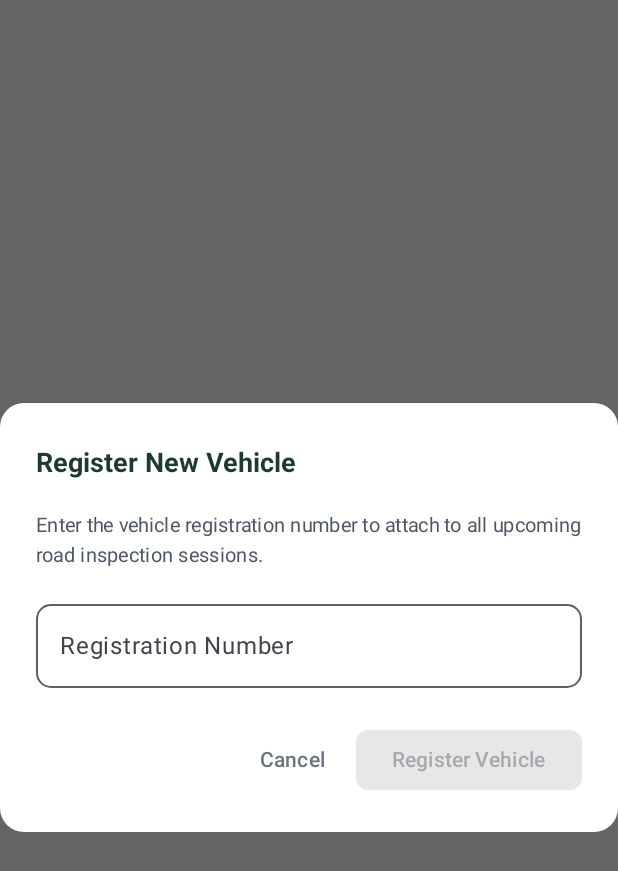
After one commit to rushnanest-bit/RoadLens, an Android app built with Jetpack Compose: the composable AddVehicleDialog shown on its own in the app's theme, on a phone screen of 412 x 824 dp. The commit adds this screen. Shown: the top 871 px of the screen. Run offline under Robolectric (Android 15) with nearby library versions, the phone set to English and light mode, and no system bars; network calls fail.

Commit message:
feat(fleet): add bottom bar 3-dot overflow menu and vehicle registration dialog

```diff
--- /dev/null
+++ b/app/src/main/java/com/roadlens/app/ui/components/AddVehicleDialog.kt
@@ -0,0 +1,79 @@
+package com.roadlens.app.ui.components
+
+import androidx.compose.foundation.layout.Column
+import androidx.compose.foundation.layout.Spacer
+import androidx.compose.foundation.layout.fillMaxWidth
+import androidx.compose.foundation.layout.height
+import androidx.compose.foundation.shape.RoundedCornerShape
+import androidx.compose.material3.AlertDialog
+import androidx.compose.material3.Button
+import androidx.compose.material3.ButtonDefaults
+import androidx.compose.material3.OutlinedTextField
+import androidx.compose.material3.Text
+import androidx.compose.material3.TextButton
+import androidx.compose.runtime.*
+import androidx.compose.ui.Modifier
+import androidx.compose.ui.graphics.Color
+import androidx.compose.ui.text.font.FontWeight
+import androidx.compose.ui.unit.dp
+import androidx.compose.ui.unit.sp
+
+/**
+ * Modal dialog prompting the user to enter and register a new fleet vehicle.
+ * Strictly under 200 lines per project engineering rules.
+ */
+@Composable
+fun AddVehicleDialog(
+    onDismiss: () -> Unit,
+    onVehicleRegistered: (regNumber: String) -> Unit
+) {
+    var regNumber by remember { mutableStateOf("") }
+    val brandGreen = Color(0xFF1E3A2F)
+
+    AlertDialog(
+        onDismissRequest = onDismiss,
+        title = {
+            Text("Register New Vehicle", fontWeight = FontWeight.Bold, fontSize = 18.sp, color = brandGreen)
+        },
+        text = {
+            Column {
+                Text(
+                    text = "Enter the vehicle registration number to attach to all upcoming road inspection sessions.",
+                    fontSize = 13.sp,
+                    color = Color(0xFF4B5563)
+                )
+                Spacer(Modifier.height(14.dp))
+                OutlinedTextField(
+                    value = regNumber,
+                    onValueChange = { regNumber = it.uppercase() },
+                    label = { Text("Registration Number") },
+                    placeholder = { Text("e.g. KA-01-AB-1234") },
+                    singleLine = true,
+                    modifier = Modifier.fillMaxWidth(),
+                    shape = RoundedCornerShape(10.dp)
+                )
+            }
+        },
+        confirmButton = {
+            Button(
+                onClick = {
+                    if (regNumber.isNotBlank()) {
+                        onVehicleRegistered(regNumber.trim())
+                    }
+                },
+                enabled = regNumber.isNotBlank(),
+                colors = ButtonDefaults.buttonColors(containerColor = brandGreen),
+                shape = RoundedCornerShape(8.dp)
+            ) {
+                Text("Register Vehicle")
+            }
+        },
+        dismissButton = {
+            TextButton(onClick = onDismiss) {
+                Text("Cancel", color = Color(0xFF6B7280))
+            }
+        },
+        shape = RoundedCornerShape(16.dp),
+        containerColor = Color.White
+    )
+}
--- a/app/src/main/java/com/roadlens/app/ui/screens/HomeScreen.kt
+++ b/app/src/main/java/com/roadlens/app/ui/screens/HomeScreen.kt
@@ -37,6 +37,7 @@ import com.roadlens.app.ui.viewmodel.OverviewMetricsUiState
 @Composable
 fun HomeScreen(
     metrics: OverviewMetricsUiState,
+    vehicleRegistration: String = "KA-01-AB-1234",
     onStartScan: () -> Unit,
     modifier: Modifier = Modifier
 ) {
@@ -58,7 +59,7 @@ fun HomeScreen(
         ) {
             Column {
                 Text("ROADLENS", color = brandGreen, fontSize = 24.sp, fontWeight = FontWeight.ExtraBold, letterSpacing = 2.sp)
-                Text("FLEET INTELLIGENCE", color = Color(0xFF6B7280), fontSize = 9.sp, letterSpacing = 2.sp)
+                Text("FLEET INTELLIGENCE • $vehicleRegistration", color = Color(0xFF4B5563), fontSize = 10.sp, fontWeight = FontWeight.SemiBold, letterSpacing = 1.sp)
             }
             Surface(shape = CircleShape, color = brandGreen, modifier = Modifier.size(45.dp)) {
                 Box(contentAlignment = Alignment.Center) {
--- a/app/src/main/java/com/roadlens/app/ui/viewmodel/ScanUiState.kt
+++ b/app/src/main/java/com/roadlens/app/ui/viewmodel/ScanUiState.kt
@@ -65,6 +65,8 @@ data class OverviewMetricsUiState(
 data class ScanScreenUiState(
     val operationalMode: ScanOperationalMode = ScanOperationalMode.LIVE_SCAN,
     val labSubMode: DatasetLabSubMode = DatasetLabSubMode.IMAGE,
+    val vehicleRegistration: String = "KA-01-AB-1234",
+    val registeredVehicles: List<String> = listOf("KA-01-AB-1234"),
     val cameraState: CameraScanUiState = CameraScanUiState(),
     val imageState: ImageScanUiState = ImageScanUiState(),
     val videoState: VideoScanUiState = VideoScanUiState(),
```
Also changed, not shown: app/src/main/java/com/roadlens/app/MainActivity.kt (+18 -23 lines), app/src/main/java/com/roadlens/app/ui/components/RoadLensBottomBar.kt (added, +88 -0 lines), app/src/main/java/com/roadlens/app/ui/viewmodel/ScanViewModel.kt (+18 -3 lines), 1 other file.
